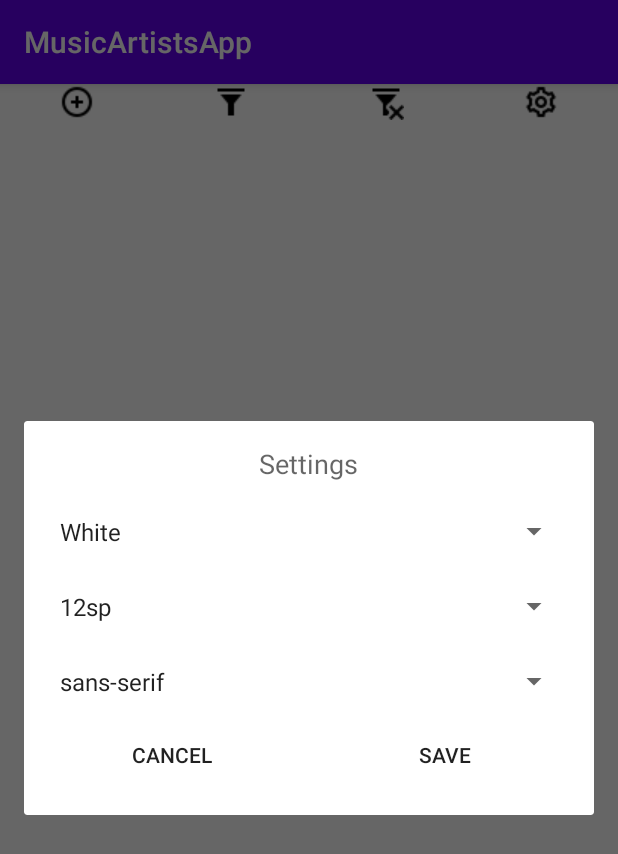
After one commit to eTimokhov/MusicArtistsApp, an Android app: the fragment SettingsFragment placed in its activity, on a phone screen of 412 x 824 dp. The commit adds this screen. Shown: the top 854 px of the screen. Run offline under Robolectric (Android 15) with nearby library versions, the phone set to English and light mode, and no system bars; our stand-ins replace Firebase (no records; nobody signed in at launch, a user with empty details on screens opened directly).

Commit message:
settings

```diff
--- a/app/src/main/java/com/example/musicartistsapp/AddArtistFragment.java
+++ b/app/src/main/java/com/example/musicartistsapp/AddArtistFragment.java
@@ -83,7 +83,6 @@ public class AddArtistFragment extends DialogFragment implements View.OnClickLis
     @Override
     public void onResume() {
         super.onResume();
-        //TODO: why do i need this?
         getDialog().getWindow().setLayout(
                 ViewGroup.LayoutParams.MATCH_PARENT,
                 ViewGroup.LayoutParams.WRAP_CONTENT);
--- /dev/null
+++ b/app/src/main/java/com/example/musicartistsapp/ConfigObserver.java
@@ -0,0 +1,5 @@
+package com.example.musicartistsapp;
+
+interface ConfigObserver {
+    void updateConfig(String fontFamily, int fontSize, String backgroundColor);
+}
--- a/app/src/main/java/com/example/musicartistsapp/FilterFragment.java
+++ b/app/src/main/java/com/example/musicartistsapp/FilterFragment.java
@@ -50,7 +50,6 @@ public class FilterFragment extends DialogFragment implements View.OnClickListen
     @Override
     public void onResume() {
         super.onResume();
-        //why this code exists?
         getDialog().getWindow().setLayout(
                 ViewGroup.LayoutParams.MATCH_PARENT,
                 ViewGroup.LayoutParams.WRAP_CONTENT);
--- a/app/src/main/java/com/example/musicartistsapp/MainActivity.java
+++ b/app/src/main/java/com/example/musicartistsapp/MainActivity.java
@@ -1,6 +1,7 @@
 package com.example.musicartistsapp;
 
 import android.content.Intent;
+import android.graphics.Color;
 import android.os.Bundle;
 import android.util.Log;
 import android.view.View;
@@ -17,7 +18,7 @@ import com.google.firebase.firestore.FirebaseFirestore;
 import com.google.firebase.firestore.Query;
 import com.google.firebase.firestore.WriteBatch;
 
-public class MainActivity extends AppCompatActivity implements FirestoreArtistsRecyclerAdapter.OnArtistSelectedListener, FilterFragment.FilterListener, View.OnClickListener, AddArtistFragment.AddArtistListener {
+public class MainActivity extends AppCompatActivity implements FirestoreArtistsRecyclerAdapter.OnArtistSelectedListener, FilterFragment.FilterListener, View.OnClickListener, AddArtistFragment.AddArtistListener, ConfigObserver {
 
     private static final String TAG = "MainActivity";
 
@@ -26,6 +27,7 @@ public class MainActivity extends AppCompatActivity implements FirestoreArtistsR
     private FirestoreArtistsRecyclerAdapter firestoreArtistsRecyclerAdapter;
     private FilterFragment filterFragment;
     private AddArtistFragment addArtistFragment;
+    private SettingsFragment settingsFragment;
 
     @Override
     protected void onCreate(Bundle savedInstanceState) {
@@ -34,20 +36,23 @@ public class MainActivity extends AppCompatActivity implements FirestoreArtistsR
         setContentView(activityMainBinding.getRoot());
 
         //
-        AppDataset.getInstance().setDataset("artists");
+        GlobalConfig.getInstance().setDataset("artists");
+
         //
 
         filterFragment = new FilterFragment();
         addArtistFragment = new AddArtistFragment();
+        settingsFragment = new SettingsFragment();
 
         activityMainBinding.artistsRecycler.setLayoutManager(new LinearLayoutManager(this));
         activityMainBinding.buttonFilter.setOnClickListener(this);
         activityMainBinding.buttonRemoveFilter.setOnClickListener(this);
         activityMainBinding.buttonAddArtist.setOnClickListener(this);
+        activityMainBinding.buttonSettings.setOnClickListener(this);
 
         FirebaseFirestore.setLoggingEnabled(true);
         FirebaseFirestore firebaseFirestore = FirebaseFirestore.getInstance();
-        Query query = firebaseFirestore.collection(AppDataset.getInstance().getDataset());
+        Query query = firebaseFirestore.collection(GlobalConfig.getInstance().getDataset());
 
         FirestoreRecyclerOptions<ArtistModel> options = new FirestoreRecyclerOptions.Builder<ArtistModel>().setQuery(query, ArtistModel.class).build();
 
@@ -55,6 +60,8 @@ public class MainActivity extends AppCompatActivity implements FirestoreArtistsR
 
         activityMainBinding.artistsRecycler.setAdapter(firestoreArtistsRecyclerAdapter);
 
+
+        GlobalConfig.getInstance().addObserver(this);
     }
 
     @Override
@@ -79,7 +86,7 @@ public class MainActivity extends AppCompatActivity implements FirestoreArtistsR
 
     @Override
     public void onFilter(FilterModel filter) {
-        Query query = FirebaseFirestore.getInstance().collection(AppDataset.getInstance().getDataset());
+        Query query = FirebaseFirestore.getInstance().collection(GlobalConfig.getInstance().getDataset());
 
         if (filter.getCountry() != null) {
             query = query.whereEqualTo(ArtistModel.COUNTRY, filter.getCountry());
@@ -106,7 +113,14 @@ public class MainActivity extends AppCompatActivity implements FirestoreArtistsR
             case R.id.button_add_artist:
                 onAddArtistClicked();
                 break;
+            case R.id.button_settings:
+                onSettingsClicked();
+                break;
         }
+    }
+
+    private void onSettingsClicked() {
+        settingsFragment.show(getSupportFragmentManager(), TAG);
     }
 
     private void onAddArtistClicked() {
@@ -114,7 +128,7 @@ public class MainActivity extends AppCompatActivity implements FirestoreArtistsR
     }
 
     private void onRemoveFilterClicked() {
-        Query query = FirebaseFirestore.getInstance().collection(AppDataset.getInstance().getDataset());
+        Query query = FirebaseFirestore.getInstance().collection(GlobalConfig.getInstance().getDataset());
         firestoreArtistsRecyclerAdapter.setQuery(query);
         filterFragment.setDefaultSelection();
     }
@@ -126,7 +140,7 @@ public class MainActivity extends AppCompatActivity implements FirestoreArtistsR
     @Override
     public void onAddArtist(ArtistModel artistModel) {
         WriteBatch batch = FirebaseFirestore.getInstance().batch();
-        DocumentReference artistDocumentReference = FirebaseFirestore.getInstance().collection(AppDataset.getInstance().getDataset()).document();
+        DocumentReference artistDocumentReference = FirebaseFirestore.getInstance().collection(GlobalConfig.getInstance().getDataset()).document();
         batch.set(artistDocumentReference, artistModel);
 
         batch.commit().addOnCompleteListener(new OnCompleteListener<Void>() {
@@ -141,4 +155,9 @@ public class MainActivity extends AppCompatActivity implements FirestoreArtistsR
             }
         });
     }
+
+    @Override
+    public void updateConfig(String fontFamily, int fontSize, String backgroundColor) {
+        activityMainBinding.mainScreen.setBackgroundColor(Color.parseColor(backgroundColor.toLowerCase()));
+    }
 }
--- /dev/null
+++ b/app/src/main/java/com/example/musicartistsapp/SettingsFragment.java
@@ -0,0 +1,90 @@
+package com.example.musicartistsapp;
+
+import android.content.Context;
+import android.os.Bundle;
+import android.view.LayoutInflater;
+import android.view.View;
+import android.view.ViewGroup;
+import androidx.annotation.NonNull;
+import androidx.annotation.Nullable;
+import androidx.fragment.app.DialogFragment;
+import com.example.musicartistsapp.databinding.FilterFragmentBinding;
+import com.example.musicartistsapp.databinding.SettingsFragmentBinding;
+
+public class SettingsFragment extends DialogFragment implements View.OnClickListener {
+
+    private SettingsFragmentBinding settingsFragmentBinding;
+
+    @Nullable
+    @Override
+    public View onCreateView(@NonNull LayoutInflater inflater, @Nullable ViewGroup container, @Nullable Bundle savedInstanceState) {
+        settingsFragmentBinding = SettingsFragmentBinding.inflate(inflater, container, false);
+
+        settingsFragmentBinding.settingsSave.setOnClickListener(this);
+        settingsFragmentBinding.settingsCancel.setOnClickListener(this);
+
+        return settingsFragmentBinding.getRoot();
+    }
+
+    @Override
+    public void onDestroyView() {
+        super.onDestroyView();
+        settingsFragmentBinding = null;
+    }
+
+    @Override
+    public void onResume() {
+        super.onResume();
+        getDialog().getWindow().setLayout(
+                ViewGroup.LayoutParams.MATCH_PARENT,
+                ViewGroup.LayoutParams.WRAP_CONTENT);
+    }
+
+//    private String retrieveSelectedCountry() {
+//        String selectedCountry = (String) filterFragmentBinding.spinnerCountry.getSelectedItem();
+//        return getString(R.string.any).equals(selectedCountry) ? null : selectedCountry;
+//    }
+//
+//    private String retrieveSelectedGenre() {
+//        String selectedGenre = (String) filterFragmentBinding.sprinnerGenre.getSelectedItem();
+//        return getString(R.string.any).equals(selectedGenre) ? null : selectedGenre;
+//    }
+
+    public void onCancelClicked() {
+        dismiss();
+    }
+
+    public void setDefaultSelection() {
+//        if (filterFragmentBinding != null) {
+//            filterFragmentBinding.spinnerCountry.setSelection(0);
+//            filterFragmentBinding.sprinnerGenre.setSelection(0);
+//        }
+    }
+
+
+    @Override
+    public void onClick(View v) {
+        switch (v.getId()) {
+            case R.id.settings_save:
+                onSettingsSaveClicked();
+                break;
+            case R.id.settings_cancel:
+                onSettingsCancelClicked();
+                break;
+        }
+    }
+
+    private void onSettingsCancelClicked() {
+        dismiss();
+    }
+
+    private void onSettingsSaveClicked() {
+        String selectedFontFamily = (String) settingsFragmentBinding.spinnerFontFamily.getSelectedItem();
+        String selectedFontSize = (String) settingsFragmentBinding.spinnerFontSize.getSelectedItem();
+        String selectedBackgroundColor = (String) settingsFragmentBinding.spinnerBackgroundColor.getSelectedItem();
+
+        GlobalConfig.getInstance().updateGlobalConfig(selectedFontFamily, selectedFontSize, selectedBackgroundColor);
+
+        dismiss();
+    }
+}
--- a/app/src/main/res/layout/activity_main.xml
+++ b/app/src/main/res/layout/activity_main.xml
@@ -1,8 +1,8 @@
 <?xml version="1.0" encoding="utf-8"?>
 <RelativeLayout xmlns:android="http://schemas.android.com/apk/res/android"
-        android:id="@+id/main_screen"
         xmlns:app="http://schemas.android.com/apk/res-auto"
         xmlns:tools="http://schemas.android.com/tools"
+        android:id="@+id/main_screen"
         android:layout_width="match_parent"
         android:layout_height="match_parent">
 
--- /dev/null
+++ b/app/src/main/res/layout/settings_fragment.xml
@@ -0,0 +1,61 @@
+<?xml version="1.0" encoding="utf-8"?>
+<LinearLayout xmlns:android="http://schemas.android.com/apk/res/android"
+        android:id="@+id/settings_dialog"
+        android:layout_width="match_parent"
+        android:layout_height="wrap_content"
+        android:orientation="vertical"
+        android:padding="16dp">
+
+    <TextView
+            android:id="@+id/settings_title"
+            android:layout_width="wrap_content"
+            android:layout_height="wrap_content"
+            android:layout_gravity="center"
+            android:layout_marginBottom="8dp"
+            android:text="@string/settings"
+            android:textAppearance="@style/TextAppearance.AppCompat.Medium" />
+
+    <Spinner
+            android:id="@+id/spinner_background_color"
+            android:layout_width="match_parent"
+            android:layout_height="50dp"
+            android:entries="@array/background_color_array" />
+
+    <Spinner
+            android:id="@+id/spinner_font_size"
+            android:layout_width="match_parent"
+            android:layout_height="50dp"
+            android:entries="@array/font_size_array" />
+
+    <Spinner
+            android:id="@+id/spinner_font_family"
+            android:layout_width="match_parent"
+            android:layout_height="50dp"
+            android:entries="@array/font_family_array" />
+
+    <LinearLayout
+            android:layout_width="match_parent"
+            android:layout_height="wrap_content"
+            android:orientation="horizontal">
+
+
+        <Button
+                android:id="@+id/settings_cancel"
+                style="@style/Base.Widget.AppCompat.Button.Borderless"
+                android:layout_width="wrap_content"
+                android:layout_height="wrap_content"
+                android:layout_marginEnd="16dp"
+                android:layout_weight="1"
+                android:text="@string/cancel" />
+
+        <Button
+                android:id="@+id/settings_save"
+                style="@android:style/Widget.DeviceDefault.Button.Borderless"
+                android:layout_width="wrap_content"
+                android:layout_height="wrap_content"
+                android:layout_weight="1"
+                android:text="@string/save" />
+
+    </LinearLayout>
+
+</LinearLayout>
--- a/app/src/main/res/values/strings.xml
+++ b/app/src/main/res/values/strings.xml
@@ -46,4 +46,25 @@
         <item>R&amp;B</item>
         <item>Soul</item>
     </string-array>
+
+    <string-array name="background_color_array">
+        <item>White</item>
+        <item>Green</item>
+        <item>Blue</item>
+        <item>Yellow</item>
+    </string-array>
+
+    <string-array name="font_size_array">
+        <item>12sp</item>
+        <item>14sp</item>
+        <item>16sp</item>
+        <item>18sp</item>
+    </string-array>
+
+    <string-array name="font_family_array">
+        <item>sans-serif</item>
+        <item>casual</item>
+        <item>cursive</item>
+        <item>monospace</item>
+    </string-array>
 </resources>
```
Also changed, not shown: app/src/main/java/com/example/musicartistsapp/AppDataset.java (deleted, +0 -26 lines), app/src/main/java/com/example/musicartistsapp/ArtistDetailsActivity.java (+22 -5 lines), app/src/main/java/com/example/musicartistsapp/FirestoreArtistsRecyclerAdapter.java (+27 -16 lines), app/src/main/java/com/example/musicartistsapp/GlobalConfig.java (added, +112 -0 lines), app/src/main/res/layout/activity_artist_details.xml (+10 -3 lines).
